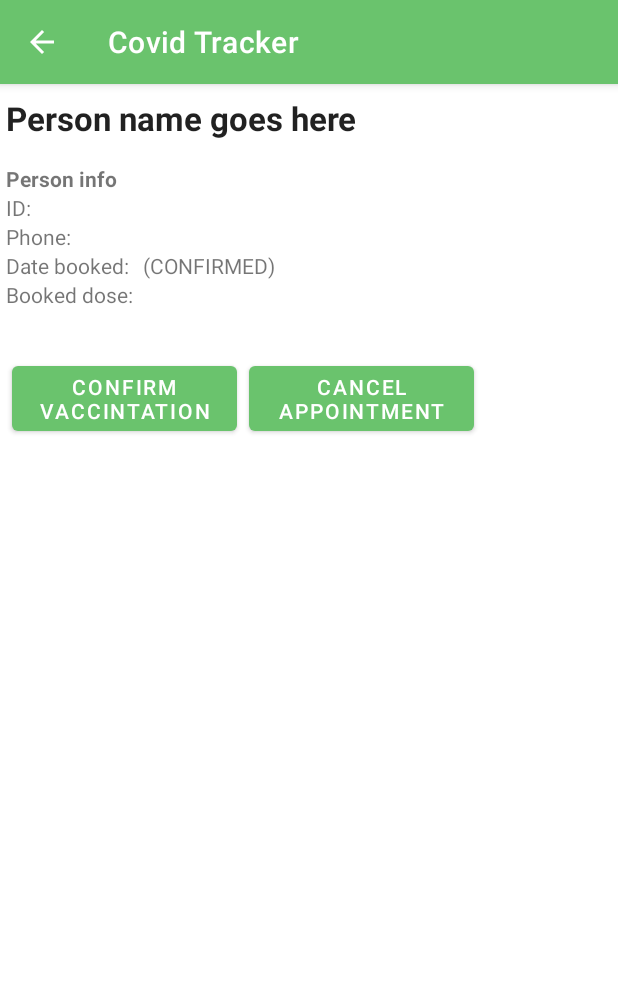
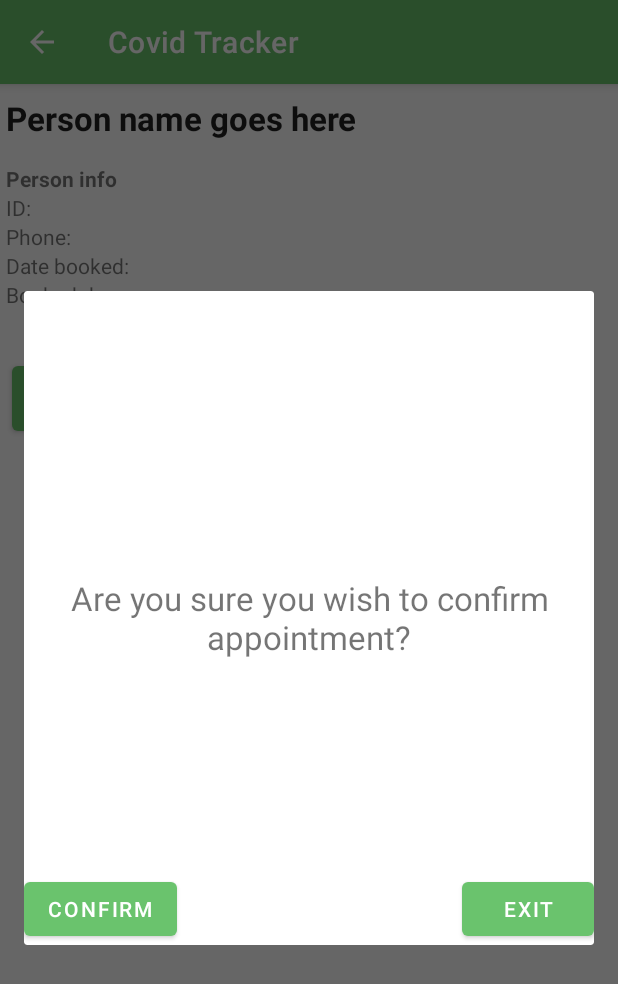
Before and after one commit to monkcs/software-engineering-project, an Android app: the HandlePerson screen opened directly, with no data from a screen before it, after a tap on "CONFIRM VACCINTATION", on a phone screen of 412 x 824 dp. Shown: the top 984 px of the screen. Run offline under Robolectric (Android 15) with nearby library versions, the phone set to English and light mode, and no system bars; our stand-ins replace Volley; network calls fail.

Commit message:
background code for passport sch. and confirm popup

```diff
--- a/android-app/app/src/main/java/com/example/covid_tracker/HandlePerson.java
+++ b/android-app/app/src/main/java/com/example/covid_tracker/HandlePerson.java
@@ -1,7 +1,5 @@
 package com.example.covid_tracker;
 
-import android.app.FragmentTransaction;
-import android.content.Intent;
 import android.os.Bundle;
 import android.view.MenuItem;
 import android.view.View;
@@ -11,7 +9,6 @@ import android.widget.Toast;
 
 import androidx.appcompat.app.AlertDialog;
 import androidx.appcompat.app.AppCompatActivity;
-import androidx.fragment.app.Fragment;
 
 import com.android.volley.Request;
 import com.android.volley.RequestQueue;
@@ -81,9 +78,9 @@ public class HandlePerson extends AppCompatActivity {
             public void onClick(View view) {
                 //person_id = Integer.parseInt((String) tv_person_id.getText());
                 if(firstDose())
-                    firstDoseTaken(person_id);
+                    ConfirmPopUp(person_id, 1);
                 else{
-                    secondDoseTaken(person_id);
+                    ConfirmPopUp(person_id,2);
                 }
             }
         });
@@ -94,7 +91,7 @@ public class HandlePerson extends AppCompatActivity {
                 firstDose();
                 if(tv_person_id.getText().length() > 0) {
                     person_id = Integer.parseInt((String) tv_person_id.getText());
-                    RemoveAppointment(person_id);
+                    CancelPopUp(person_id);
                 }
                 else{
                     Toast.makeText(HandlePerson.this, "Error", Toast.LENGTH_SHORT).show();
@@ -106,22 +103,87 @@ public class HandlePerson extends AppCompatActivity {
         Objects.requireNonNull(getSupportActionBar()).setDisplayHomeAsUpEnabled(true); // for add back arrow in action bar
     }
 
+
+    private boolean firstDose() {
+        if(tv_bookedDose.getText().equals("1")) return true;
+        else{
+            return false;
+        }
+    }
+
+    private void getBookingInfo(Integer id){
+
+        JsonArrayRequest request = new JsonArrayRequest(Request.Method.GET, WebRequest.urlbase + "provider/today_appointments.php", null,
+                response -> {
+                    try {
+                        for (int i=0;i<response.length();i++) {
+                            JSONObject jsonObject = response.getJSONObject(i);
+                            if(String.valueOf(id).equals(jsonObject.getString("account"))){
+                                tv_person_id.setText(jsonObject.getString("account"));
+                                tv_phone.setText(jsonObject.getString("telephone"));
+                                tv_bookedDate.setText(jsonObject.getString("datetime"));
+                                tv_bookedDose.setText(jsonObject.getString("dose"));
+                            }
+                        }
+                    } catch (JSONException e) {
+                        e.printStackTrace();
+                    }
+                }, error -> {
+            /*if no array can be found, look for jsonObject*/
+            Toast.makeText(this, "No response from server, could not retrieve personal info", Toast.LENGTH_SHORT).show();
+        }) {
+            @Override
+            public Map<String, String> getHeaders() {
+                return WebRequest.credentials(WebRequest.Provider.username, WebRequest.Provider.password);
+            }
+        };
+        queue.add(request);
+    }
+
+    public void ConfirmPopUp(Integer id, Integer dose_pop) {
+        AlertDialog.Builder dialogBuilder = new AlertDialog.Builder(this);
+        final View ConfirmPopupView = getLayoutInflater().inflate(R.layout.confirmpopup, null);
+        Button btnConfirm = (Button) ConfirmPopupView.findViewById(R.id.confirmBtn);
+        Button btnExit = (Button) ConfirmPopupView.findViewById(R.id.ExitBtn);
+
+        dialogBuilder.setView(ConfirmPopupView);
+        dialog = dialogBuilder.create();
+        dialog.show();
+
+        btnConfirm.setOnClickListener(new View.OnClickListener() {
+            @Override
+            public void onClick(View view) {
+                if(dose_pop == 1)
+                    firstDoseTaken(id);
+                else{
+                    secondDoseTaken(id);
+                }
+                dialog.dismiss();
+            }
+        });
+        btnExit.setOnClickListener(new View.OnClickListener() {
+            @Override
+            public void onClick(View view) {
+                dialog.dismiss();
+            }
+        });
+    }
+
     private void firstDoseTaken(Integer id) {
         dose = 1;
+        bookSecondDose(id);
         update_tables(id, dose);
-        bookSecondDose(id);
     }
 
     private void secondDoseTaken(Integer id) {
         dose = 2;
+        setPassportDate(id);
         update_tables(id, dose);
         tv_bookedDate.append(" (CONFIRMED)");
-        Toast.makeText(HandlePerson.this, "Second dose for " + id + ", set timer for passport", Toast.LENGTH_SHORT).show();
         /*set passport timer functionality*/
     }
 
-    public void RemoveAppointment(Integer id) {
-        //if tid bokad
+    public void CancelPopUp(Integer id) {
         AlertDialog.Builder dialogBuilder = new AlertDialog.Builder(this);
         final View CancelPopupView = getLayoutInflater().inflate(R.layout.deletepopup, null);
         Button btnDelete = (Button) CancelPopupView.findViewById(R.id.DeleteBtn);
@@ -172,34 +234,46 @@ public class HandlePerson extends AppCompatActivity {
         queue.add(request);
     }
 
-    private boolean firstDose() {
-        if(tv_bookedDose.getText().equals("1")) return true;
-        else{
-            return false;
-        }
+    public void bookSecondDose(Integer id){
+        StringRequest request = new StringRequest(Request.Method.POST, WebRequest.urlbase + "provider/auto_book.php",
+                response -> {
+                    System.out.println("IN BOOKING DOSE 2:");
+                    System.out.println(response);
+                    Toast.makeText(HandlePerson.this, "Second dose booked for person with ID: " + id, Toast.LENGTH_LONG).show();
+                    getBookingInfo(id);
+
+                }, error -> {
+            Toast.makeText(HandlePerson.this, "Not able to book second time", Toast.LENGTH_LONG).show();
+        }) {
+            @Override
+            public Map<String, String> getParams()  {
+                Map<String, String> params = new HashMap<String, String>();
+                params.put("ID", id.toString());
+
+                return params;
+            }
+            @Override
+            public Map<String, String> getHeaders() {
+                return WebRequest.credentials(WebRequest.Provider.username, WebRequest.Provider.password);
+            }
+        };
+        queue.add(request);
     }
 
-    private void getBookingInfo(Integer id){
+    public void setPassportDate(Integer id){
+        StringRequest request = new StringRequest(Request.Method.POST, WebRequest.urlbase + "provider/generate_passport.php",
+                response -> {
+                    Toast.makeText(HandlePerson.this, "Success!", Toast.LENGTH_LONG).show();
+                }, error -> {
+            Toast.makeText(HandlePerson.this, "Failed", Toast.LENGTH_LONG).show();
+        }) {
+            @Override
+            public Map<String, String> getParams()  {
+                Map<String, String> params = new HashMap<String, String>();
+                params.put("ID", id.toString());
 
-        JsonArrayRequest request = new JsonArrayRequest(Request.Method.GET, WebRequest.urlbase + "provider/today_appointments.php", null,
-                response -> {
-                    try {
-                        for (int i=0;i<response.length();i++) {
-                            JSONObject jsonObject = response.getJSONObject(i);
-                            if(String.valueOf(id).equals(jsonObject.getString("account"))){
-                                tv_person_id.setText(jsonObject.getString("account"));
-                                tv_phone.setText(jsonObject.getString("telephone"));
-                                tv_bookedDate.setText(jsonObject.getString("datetime"));
-                                tv_bookedDose.setText(jsonObject.getString("dose"));
-                            }
-                        }
-                    } catch (JSONException e) {
-                        e.printStackTrace();
-                    }
-                }, error -> {
-            /*if no array can be found, look for jsonObject*/
-            Toast.makeText(this, "No response from server, could not retrieve personal info", Toast.LENGTH_SHORT).show();
-        }) {
+                return params;
+            }
             @Override
             public Map<String, String> getHeaders() {
                 return WebRequest.credentials(WebRequest.Provider.username, WebRequest.Provider.password);
@@ -233,32 +307,6 @@ public class HandlePerson extends AppCompatActivity {
         queue.add(request);
     }
 
-    public void bookSecondDose(Integer id){
-        StringRequest request = new StringRequest(Request.Method.POST, WebRequest.urlbase + "provider/auto_book.php",
-                response -> {
-                    System.out.println("IN BOOKING DOSE 2:");
-                    System.out.println(response);
-                    Toast.makeText(HandlePerson.this, "Second dose booked for person with ID: " + id, Toast.LENGTH_LONG).show();
-                    getBookingInfo(id);
-
-                }, error -> {
-            Toast.makeText(HandlePerson.this, "Not able to book second time", Toast.LENGTH_LONG).show();
-        }) {
-            @Override
-            public Map<String, String> getParams()  {
-                Map<String, String> params = new HashMap<String, String>();
-                params.put("ID", id.toString());
-
-                return params;
-            }
-            @Override
-            public Map<String, String> getHeaders() {
-                return WebRequest.credentials(WebRequest.Provider.username, WebRequest.Provider.password);
-            }
-        };
-        queue.add(request);
-    }
-
     @Override
     public boolean onOptionsItemSelected(MenuItem item) {
         // TODO Auto-generated method stub
--- /dev/null
+++ b/android-app/app/src/main/res/layout/confirmpopup.xml
@@ -0,0 +1,43 @@
+<?xml version="1.0" encoding="utf-8"?>
+<androidx.constraintlayout.widget.ConstraintLayout xmlns:android="http://schemas.android.com/apk/res/android"
+    xmlns:app="http://schemas.android.com/apk/res-auto"
+    xmlns:tools="http://schemas.android.com/tools"
+    android:layout_width="match_parent"
+    android:layout_height="match_parent"
+    android:orientation="vertical">
+
+
+    <TextView
+        android:id="@+id/confirmAppointment"
+        android:layout_width="match_parent"
+        android:layout_height="300dp"
+        android:gravity="center"
+        android:text="@string/confirm_appointment"
+        android:textSize="22dp"
+        app:layout_constraintBottom_toBottomOf="parent"
+        app:layout_constraintTop_toTopOf="parent"
+        tools:ignore="MissingConstraints"
+        />
+
+    <Button
+        android:id="@+id/confirmBtn"
+        android:layout_width="wrap_content"
+        android:layout_height="wrap_content"
+        app:layout_constraintTop_toBottomOf="@id/confirmAppointment"
+        android:text="@string/confirm"
+        tools:ignore="MissingConstraints"
+        android:layout_marginTop="20dp"
+        app:layout_constraintLeft_toLeftOf="parent"/>
+
+    <Button
+        android:id="@+id/ExitBtn"
+        android:layout_width="wrap_content"
+        android:layout_height="wrap_content"
+        android:text="@string/exit"
+        app:layout_constraintTop_toBottomOf="@id/confirmAppointment"
+        app:layout_constraintRight_toRightOf="parent"
+        tools:ignore="MissingConstraints"
+        android:layout_marginTop="20dp"
+        />
+
+</androidx.constraintlayout.widget.ConstraintLayout>
--- a/android-app/app/src/main/res/values/strings.xml
+++ b/android-app/app/src/main/res/values/strings.xml
@@ -79,7 +79,7 @@
     <string name="TimeNotCanceled" translatable="false">Cancelation of booked time failed</string>
     <string name="Choose_clinic" translatable="false">Choose Clinic:</string>
     <string name="Choose_vaccine" translatable="false">Choose Vaccine Type:</string>
-    <string name="yes" translatable="false">Yes</string>
+    <string name="yes">Yes</string>
     <string name="no" translatable="false">No</string>
 
     <string name="rebook" translatable="false">boka om</string>
@@ -89,6 +89,9 @@
     <string name="noticeseconddose" translatable="false">Nu har du fått tid för ditt andra dos</string>
     <string name="channel_name_2" translatable="false">Get notice for exepted booktime</string>
     <string name="channel_description_2" translatable="false">Get response that booking time is accepted</string>
+    <string name="confirm_appointment">Are you sure you wish to confirm appointment?</string>
+    <string name="confirm">Confirm</string>
+    <string name="exit">Exit</string>
 
 
 </resources>
```
Also changed, not shown: 1 other file.
